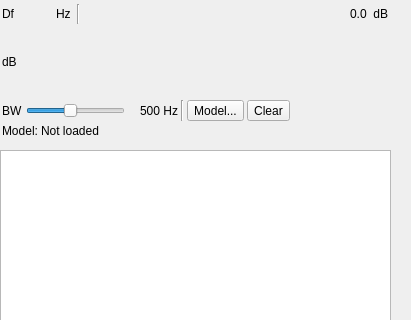
First picture: the form in plugins/channelrx/demodcwml/cwmldemodgui.ui, repository sse1234/sdrangel, before the edit; both pictures show x 0 to 411 and y 0 to 320 of the 411 by 500 pixel window.
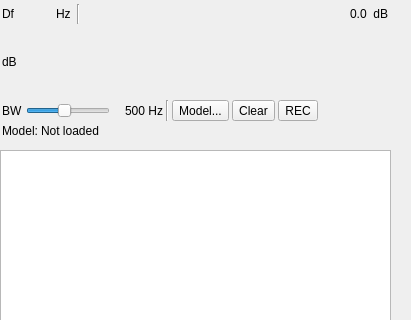
Second picture: the form after the edit. Custom widgets are drawn as their Qt base class.

Commit message: Add off-air audio recording to CWMLDemod (REC / CWML_RECORD_DIR)

The edit to the form file:
```diff
--- a/plugins/channelrx/demodcwml/cwmldemodgui.ui
+++ b/plugins/channelrx/demodcwml/cwmldemodgui.ui
@@ -283,6 +283,19 @@
         </property>
        </widget>
       </item>
+      <item>
+       <widget class="QToolButton" name="audioRecord">
+        <property name="toolTip">
+         <string>Record decoder input audio (8 kHz float WAV, new file on retune)</string>
+        </property>
+        <property name="text">
+         <string>REC</string>
+        </property>
+        <property name="checkable">
+         <bool>true</bool>
+        </property>
+       </widget>
+      </item>
       <item>
        <spacer name="horizontalSpacer2">
         <property name="orientation">
```
The commit also changes 7 other files.
